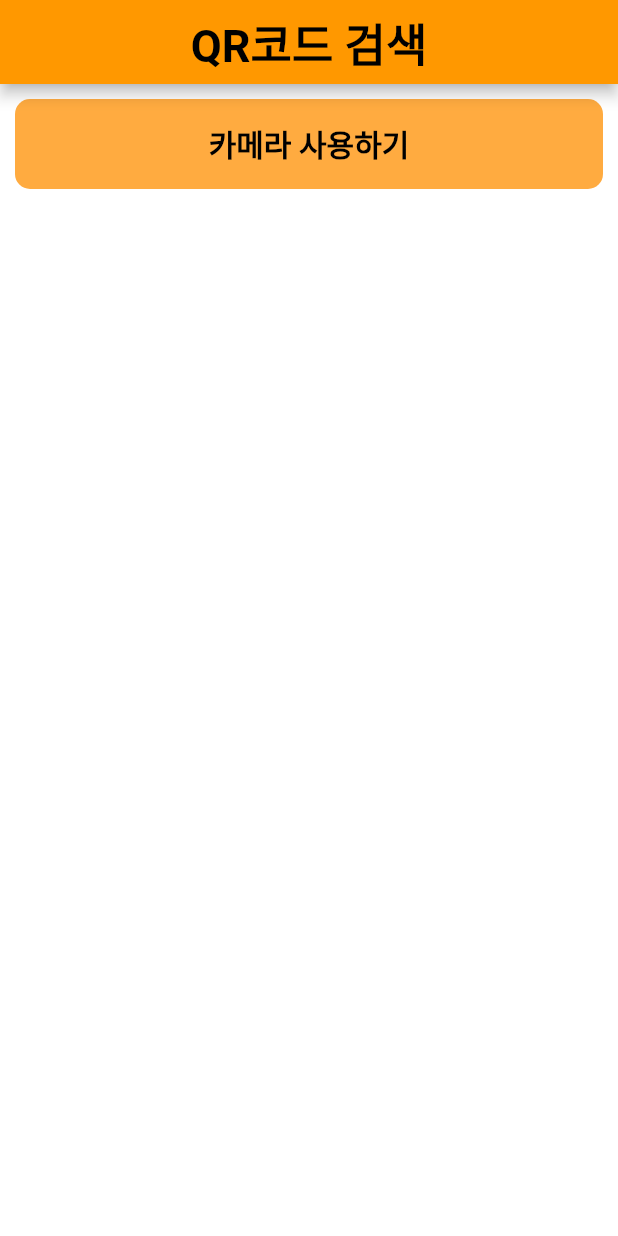
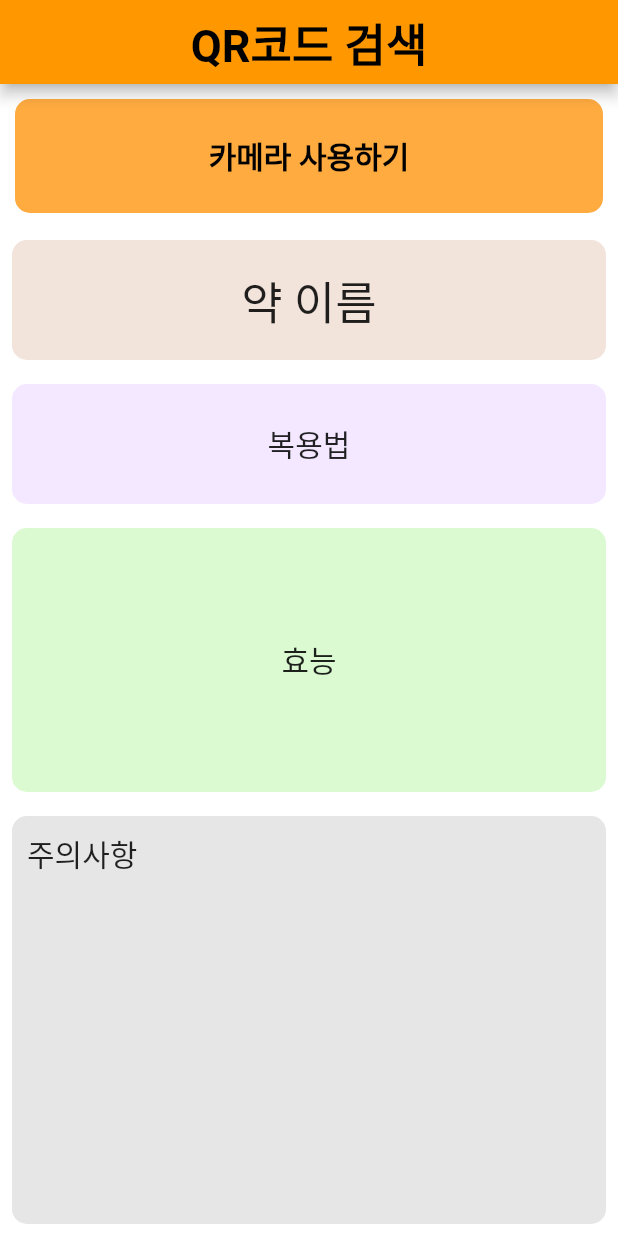
Before and after one commit to sphy1597/flutter-1, a Flutter app: the screen it shows after launch, after a tap on "QR코드 검색", on a phone screen of 412 x 824 dp. Run offline on Flutter 3.47's test engine with Material 2 defaults, Android fonts, the phone set to English and light mode, and no system bars; missing offline and left inert: qr_code_scanner.

Commit message:
QR info UI
QR정보 넣을 UI 완성

```diff
--- a/lib/qr.dart
+++ b/lib/qr.dart
@@ -46,10 +46,11 @@ class MyButton extends StatelessWidget {
               alignment: const AlignmentDirectional(0, 0),
               child: Column(
                 children: [
-                  Padding(
+                  Expanded(
+                    flex: 1,
+                    child: Padding(
                       padding: const EdgeInsets.all(10),
                       child: SizedBox(
-                      height: 60,
                         width: double.infinity,
                         child: ElevatedButton(
                           onPressed: () {
@@ -63,6 +64,14 @@ class MyButton extends StatelessWidget {
                               print('전달받은 값 : $receive');
                             });
                           },
+                          style: ElevatedButton.styleFrom(
+                              primary:
+                                  Colors.orangeAccent, // 텍스트 버튼과 다르게 배경색 변경
+                              shape: RoundedRectangleBorder(
+                                borderRadius: BorderRadius.circular(10.0),
+                              ),
+                              // padding: const EdgeInsets.all(10),
+                              elevation: 0.0),
                           child: Text(
                             '카메라 사용하기',
                             style: new TextStyle(
@@ -71,23 +80,90 @@ class MyButton extends StatelessWidget {
                               fontWeight: FontWeight.bold,
                             ),
                           ),
-                        style: ElevatedButton.styleFrom(
-                            primary: Colors.orangeAccent, // 텍스트 버튼과 다르게 배경색 변경
-                            shape: RoundedRectangleBorder(
-                              borderRadius: BorderRadius.circular(10.0),
-                            ),
-                            // padding: const EdgeInsets.all(10),
-                            elevation: 0.0),
                         ),
                       ),
                     ),
-
-                  // Container(
-                  //   color:Colors.red,
-                  //   width: 100,
-                  //   height: 100,
-                  //   padding: const EdgeInsets.all(8.0),
-                  // )
+                  ),
+                  Expanded(
+                      //약 이름
+                      flex: 1,
+                      child: Padding(
+                        padding: EdgeInsets.all(8),
+                        child: Container(
+                          width: double.infinity,
+                          decoration: BoxDecoration(
+                              borderRadius: BorderRadius.circular(10),
+                              color: Color.fromARGB(255, 242, 227, 219)),
+                          child: Center(
+                            child: Text(
+                              '약 이름',
+                              style: TextStyle(
+                                fontSize: 30,
+                              ),
+                            ),
+                          ),
+                        ),
+                      )),
+                  Expanded(
+                    // 복용법
+                    flex: 1,
+                    child: Padding(
+                        padding: EdgeInsets.all(8),
+                        child: Container(
+                            width: double.infinity,
+                            decoration: BoxDecoration(
+                                borderRadius: BorderRadius.circular(10),
+                                color: Color.fromRGBO(243, 232, 255, 1)),
+                            child: Center(
+                              child: Text(
+                                '복용법',
+                                style: TextStyle(
+                                  fontSize: 20,
+                                ),
+                              ),
+                            ))),
+                  ),
+                  Expanded(
+                      //효능
+                      flex: 2,
+                      child: Padding(
+                        padding: EdgeInsets.all(8),
+                        child: Container(
+                          width: double.infinity,
+                          decoration: BoxDecoration(
+                              borderRadius: BorderRadius.circular(10),
+                              color: Color.fromRGBO(220, 250, 210, 1)),
+                          child: Center(
+                            child: Text(
+                              '효능',
+                              style: TextStyle(
+                                fontSize: 20,
+                              ),
+                            ),
+                          ),
+                        ),
+                      )),
+                  Expanded(
+                      //주의사항
+                      flex: 3,
+                      child: Padding(
+                        padding: EdgeInsets.all(8),
+                        child: Container(
+                          width: double.infinity,
+                          decoration: BoxDecoration(
+                              borderRadius: BorderRadius.circular(10),
+                              color: Color.fromRGBO(230, 230, 230, 1)),
+                          child: Padding(
+                            padding: EdgeInsets.all(10),
+                            child: Text(
+                              '주의사항',
+                              style: TextStyle(
+                                fontSize: 20,
+                              ),
+                            ),
+                          ),
+                        ),
+                      )),
                 ],
               ),
             )));
```
Lines whose indentation alone changed are shown as unchanged.
